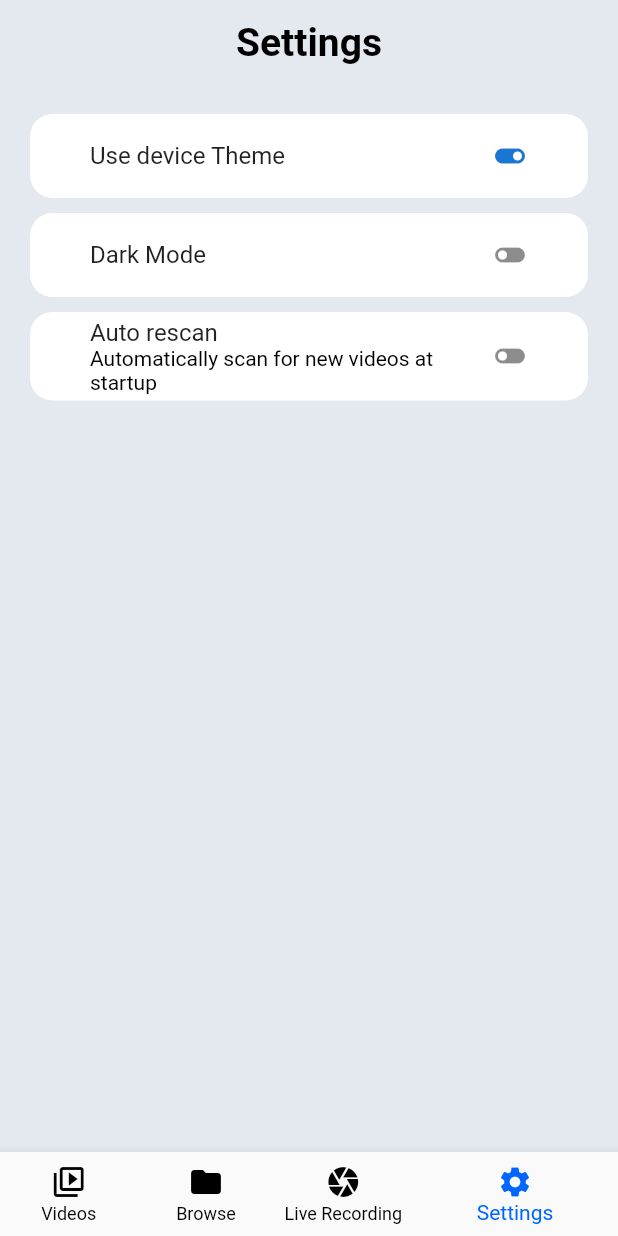
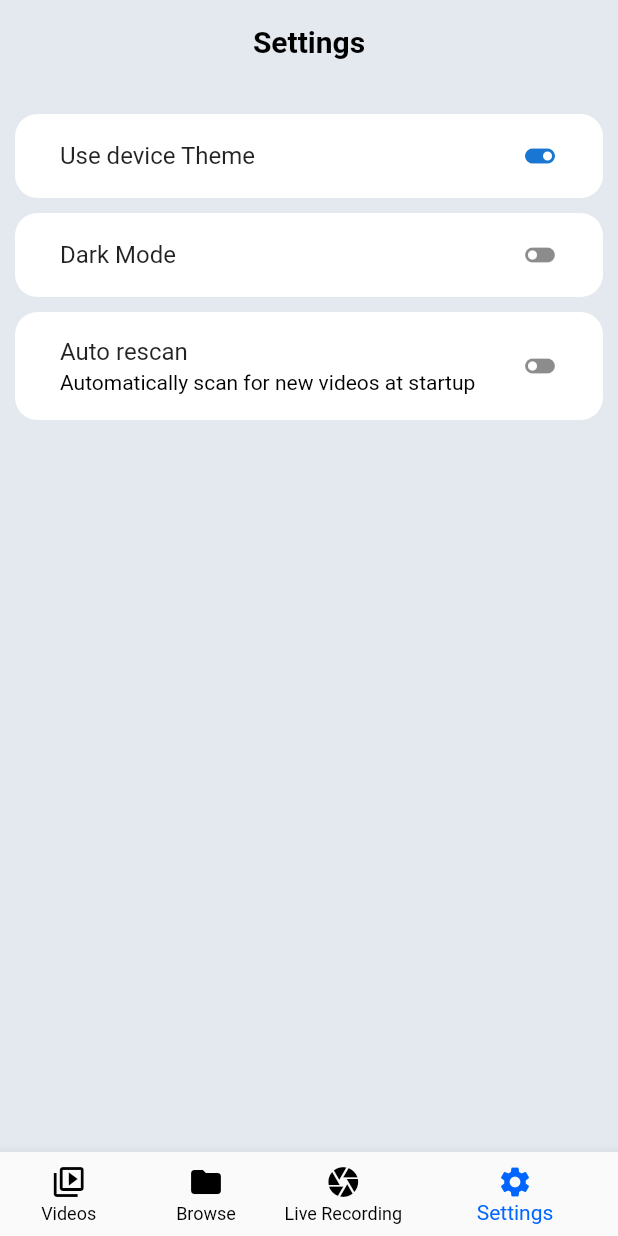
Before and after one commit to gadisamenu/Silarec, a Flutter app: the AppNavigator screen opened by its route, item 4 of the bottom bar chosen, on a phone screen of 412 x 824 dp. Run offline on Flutter 3.47's test engine with Material 2 defaults, Android fonts, the phone set to English and light mode, and no system bars; our stand-ins replace flutter_bloc, go_router, shared_preferences; accounts and stored records are empty.

Commit message:
fix theme issue

```diff
--- a/lib/Presentation/Screens/Settings/settings.dart
+++ b/lib/Presentation/Screens/Settings/settings.dart
@@ -35,7 +35,8 @@ Icon get_toggle_icon(BuildContext context, ThemeBloc themeBloc,
       : const Icon(Icons.toggle_off);
 }
 
-const tile_margin = EdgeInsets.fromLTRB(20, 5, 20, 5);
+const tile_margin = EdgeInsets.symmetric(vertical: 5, horizontal: 10);
+const content_padding = EdgeInsets.symmetric(horizontal: 30);
 
 class Settings extends StatelessWidget {
   @override
@@ -50,7 +51,7 @@ class Settings extends StatelessWidget {
               margin: tile_margin,
               decoration: get_list_tile_decor(context),
               child: ListTile(
-                contentPadding: const EdgeInsets.symmetric(horizontal: 40),
+                contentPadding: content_padding,
                 title: const Text("Use device Theme"),
                 trailing: GestureDetector(
                   onTap: () => _system_mode_on_tap(themeBloc),
@@ -64,7 +65,7 @@ class Settings extends StatelessWidget {
               decoration: get_list_tile_decor(context),
               child: ListTile(
                 title: const Text("Dark Mode"),
-                contentPadding: const EdgeInsets.symmetric(horizontal: 40),
+                contentPadding: content_padding,
                 trailing: GestureDetector(
                   onTap: themeBloc.state.theme_mode == ThemeMode.system
                       ? null
@@ -83,7 +84,7 @@ class Settings extends StatelessWidget {
                   "Automatically scan for new videos at startup",
                   style: Theme.of(context).textTheme.bodySmall,
                 ),
-                contentPadding: const EdgeInsets.symmetric(horizontal: 40),
+                contentPadding: content_padding,
                 trailing: GestureDetector(
                   onTap: () => {},
                   child: get_toggle_icon(context, themeBloc,
--- a/lib/Presentation/Screens/app_navigator.dart
+++ b/lib/Presentation/Screens/app_navigator.dart
@@ -29,7 +29,7 @@ class _AppNavigator extends State<AppNavigator> {
       appBar: AppBar(
         title: Text(
           _title,
-          style: Theme.of(context).textTheme.bodyLarge,
+          style: Theme.of(context).textTheme.headlineMedium,
         ),
         centerTitle: true,
         elevation: 0,
--- a/lib/Presentation/_shared/theme.dart
+++ b/lib/Presentation/_shared/theme.dart
@@ -10,8 +10,12 @@ class AppTheme {
         onPrimary: Color.fromARGB(255, 39, 39, 58),
       ),
       textTheme: const TextTheme(
-      headlineLarge: TextStyle(fontSize: 35, color: Colors.white),
-      headlineMedium: TextStyle(fontSize: 18, color: Colors.white),
+        headlineLarge: TextStyle(
+            fontSize: 35, color: Colors.white, fontWeight: FontWeight.bold),
+        headlineMedium: TextStyle(
+            fontSize: 20, color: Colors.white, fontWeight: FontWeight.w700),
+        headlineSmall: TextStyle(
+            fontSize: 18, color: Colors.white, fontWeight: FontWeight.w600),
         bodyMedium: TextStyle(fontSize: 16, color: Colors.white),
         bodyLarge: TextStyle(
             fontSize: 26, color: Colors.white, fontWeight: FontWeight.w600),
@@ -22,7 +26,10 @@ class AppTheme {
       iconTheme: const IconThemeData(
         color: Color(0xFF8B8B94),
       ),
-  );
+      floatingActionButtonTheme: const FloatingActionButtonThemeData(
+          backgroundColor: Color.fromARGB(255, 39, 39, 58),
+          elevation: 2,
+          foregroundColor: Colors.white));
   static final ThemeData lightTheme = ThemeData(
       colorScheme: const ColorScheme.light(
         brightness: Brightness.light,
@@ -32,8 +39,12 @@ class AppTheme {
         onPrimary: Colors.white,
       ),
       textTheme: const TextTheme(
-      headlineLarge: TextStyle(fontSize: 35, color: Colors.black),
-      headlineMedium: TextStyle(fontSize: 18, color: Colors.black),
+        headlineLarge: TextStyle(
+            fontSize: 35, color: Colors.black, fontWeight: FontWeight.bold),
+        headlineMedium: TextStyle(
+            fontSize: 20, color: Colors.black, fontWeight: FontWeight.w700),
+        headlineSmall: TextStyle(
+            fontSize: 18, color: Colors.black, fontWeight: FontWeight.w600),
         bodyMedium: TextStyle(fontSize: 16, color: Colors.black),
         bodyLarge: TextStyle(
             fontSize: 26, color: Colors.black, fontWeight: FontWeight.w600),
@@ -43,5 +54,8 @@ class AppTheme {
       iconTheme: const IconThemeData(
         color: Color.fromARGB(255, 0, 0, 0),
       ),
-  );
+      floatingActionButtonTheme: const FloatingActionButtonThemeData(
+          backgroundColor: Color.fromARGB(255, 227, 233, 239),
+          elevation: 2,
+          foregroundColor: Colors.black));
 }
--- a/pubspec.yaml
+++ b/pubspec.yaml
@@ -41,6 +41,8 @@ dependencies:
   bloc: ^8.0.2
   shared_preferences: ^2.0.15
   file_manager: ^1.0.0
+  # storage_info: ^0.0.1
+  path_provider_extention: ^1.0.1
 
 
 dev_dependencies:
```
Also changed, not shown: pubspec.lock, 2 other files. Lines whose indentation alone changed are shown as unchanged.
